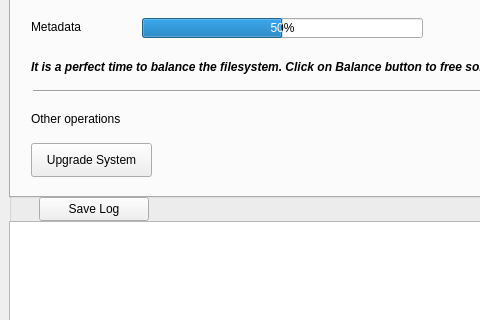
Above: buttermanager/ui/MainWindow.ui from egara/buttermanager before the change; both pictures show x 0 to 480 and y 263 to 583 of the 800 by 800 pixel window. Below: the same form after it.
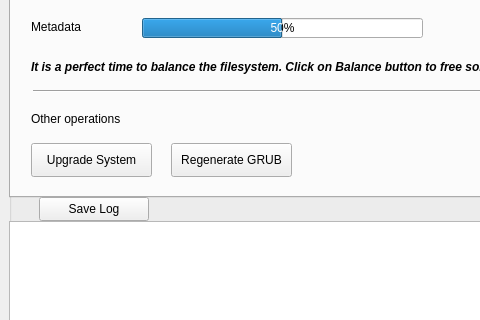
That is the form after the change.

Commit message: Adding a new button to regenerate GRUB menu

What changed in the file:
```diff
--- a/buttermanager/ui/MainWindow.ui
+++ b/buttermanager/ui/MainWindow.ui
@@ -380,6 +380,22 @@
            <string>It is a perfect time to balance the filesystem. Click on Balance button to free some unused space</string>
           </property>
          </widget>
+         <widget class="QPushButton" name="button_regenerate_grub">
+          <property name="geometry">
+           <rect>
+            <x>160</x>
+            <y>370</y>
+            <width>121</width>
+            <height>34</height>
+           </rect>
+          </property>
+          <property name="toolTip">
+           <string>Regenerates GRUB menu including entries for the current snapshots</string>
+          </property>
+          <property name="text">
+           <string>Regenerate GRUB</string>
+          </property>
+         </widget>
         </widget>
         <widget class="QWidget" name="tab_snapshots">
          <attribute name="title">
```
The commit also changes 1 other file.
